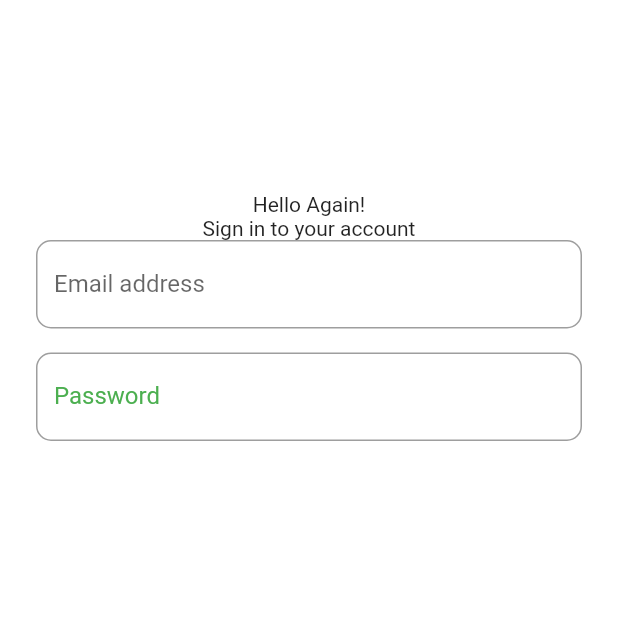
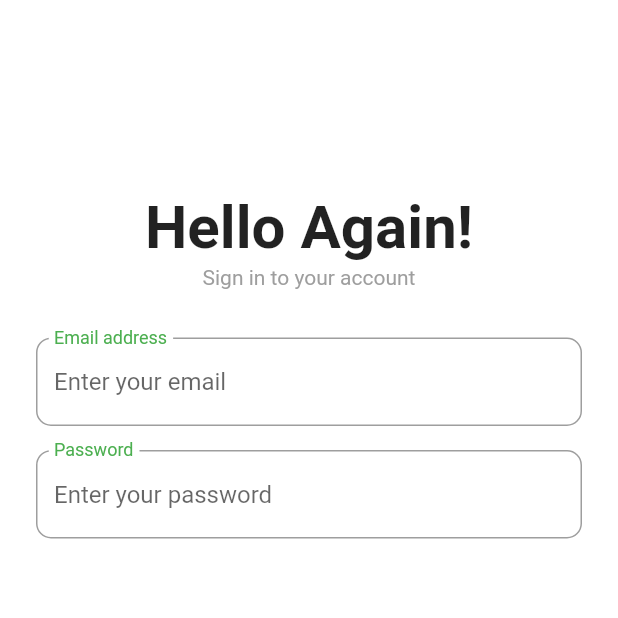
Before and after one commit to guillermoasaro/social_media_app, a Flutter app: the screen it shows after launch, on a phone screen of 412 x 824 dp, the top half of it. Run offline on Flutter 3.47's test engine with Material 2 defaults, Android fonts, the light colour scheme and no system bars.

Commit message:
Create text input component

```diff
--- /dev/null
+++ b/lib/components/text_input.dart
@@ -0,0 +1,42 @@
+import 'package:flutter/material.dart';
+
+class TextInput extends StatelessWidget {
+  final TextEditingController inputController;
+  final MaterialColor mainColor;
+  final String labelText;
+  final String hintText;
+  final bool obscureText;
+  final String? Function(String? value)? validator;
+
+  const TextInput(
+      {super.key,
+      required this.inputController,
+      this.mainColor = Colors.green,
+      this.obscureText = false,
+      required this.labelText,
+      required this.hintText,
+      this.validator});
+
+  @override
+  Widget build(BuildContext context) {
+    return TextFormField(
+      cursorColor: mainColor,
+      controller: inputController,
+      obscureText: obscureText,
+      validator: validator,
+      decoration: InputDecoration(
+        focusedBorder: OutlineInputBorder(
+          borderSide: BorderSide(color: mainColor),
+          borderRadius: BorderRadius.circular(10),
+        ),
+        hintText: hintText,
+        labelText: labelText,
+        floatingLabelStyle: TextStyle(color: mainColor),
+        floatingLabelBehavior: FloatingLabelBehavior.always,
+        border: OutlineInputBorder(
+            borderSide: BorderSide(color: mainColor),
+            borderRadius: BorderRadius.circular(10)),
+      ),
+    );
+  }
+}
--- a/lib/constants.dart
+++ b/lib/constants.dart
@@ -1 +1 @@
-const baseUrl = "";
+const baseUrl = "https://cifo.indalter.es/";
--- a/lib/helpers.dart
+++ b/lib/helpers.dart
@@ -25,10 +25,10 @@ class Helpers {
 
   static String? emailValidator(String? value) {
     if (value == null || value.isEmpty) {
-      return "El campo no puede estar vacío";
+      return "Email can't be empty";
     }
     if (!Helpers.isEmail(value)) {
-      return "El campo email no tiene un formato correcto";
+      return "Email is not in an accepted format";
     }
     return null;
   }
--- a/lib/pages/login_page.dart
+++ b/lib/pages/login_page.dart
@@ -1,10 +1,11 @@
 import 'package:flutter/material.dart';
 
+import '../components/text_input.dart';
 import '../helpers.dart';
 
 class LoginPage extends StatelessWidget {
-  var emailController = TextEditingController();
-  var passwordController = TextEditingController();
+  final emailController = TextEditingController();
+  final passwordController = TextEditingController();
 
   LoginPage({super.key});
 
@@ -17,42 +18,24 @@ class LoginPage extends StatelessWidget {
               padding: const EdgeInsets.fromLTRB(24, 128, 24, 24),
               child: Column(
                 children: [
-                  const Text("Hello Again!"),
-                  const Text("Sign in to your account"),
+                  const Text("Hello Again!", style: TextStyle(fontSize: 40, fontWeight: FontWeight.bold)),
+                  const SizedBox(height: 2),
+                  const Text("Sign in to your account", style: TextStyle(fontSize: 14, color: Colors.grey)),
+                  const SizedBox(height: 32),
                   Form(
                       child: Column(
                     children: [
-                      TextFormField(
-                        cursorColor: Colors.green,
-                        validator: Helpers.emailValidator,
-                        controller: emailController,
-                        onEditingComplete: () => print("onEditingComplete"),
-                        onTapOutside: (event) => print("onTapOutside"),
-                        decoration: InputDecoration(
+                      TextInput(
+                          inputController: emailController,
+                          labelText: "Email address",
                           hintText: "Enter your email",
-                          labelText: "Email address",
-                          border: OutlineInputBorder(
-                              borderRadius: BorderRadius.circular(10)),
-                        ),
-                      ),
+                          validator: Helpers.emailValidator),
                       const SizedBox(height: 16),
-                      TextFormField(
-                        cursorColor: Colors.green,
-                        obscureText: true,
-                        autocorrect: true,
-                        decoration: InputDecoration(
-                          focusedBorder: OutlineInputBorder(
-                              borderSide: const BorderSide(color: Colors.green),
-                            borderRadius: BorderRadius.circular(10),
-                          ),
+                      TextInput(
+                          inputController: passwordController,
+                          labelText: "Password",
                           hintText: "Enter your password",
-                          labelText: "Password",
-                          labelStyle: const TextStyle(color: Colors.green),
-                          border: OutlineInputBorder(
-                              borderSide: const BorderSide(color: Colors.green),
-                              borderRadius: BorderRadius.circular(10)),
-                        ),
-                      )
+                          obscureText: true),
                     ],
                   )),
                 ],
```
